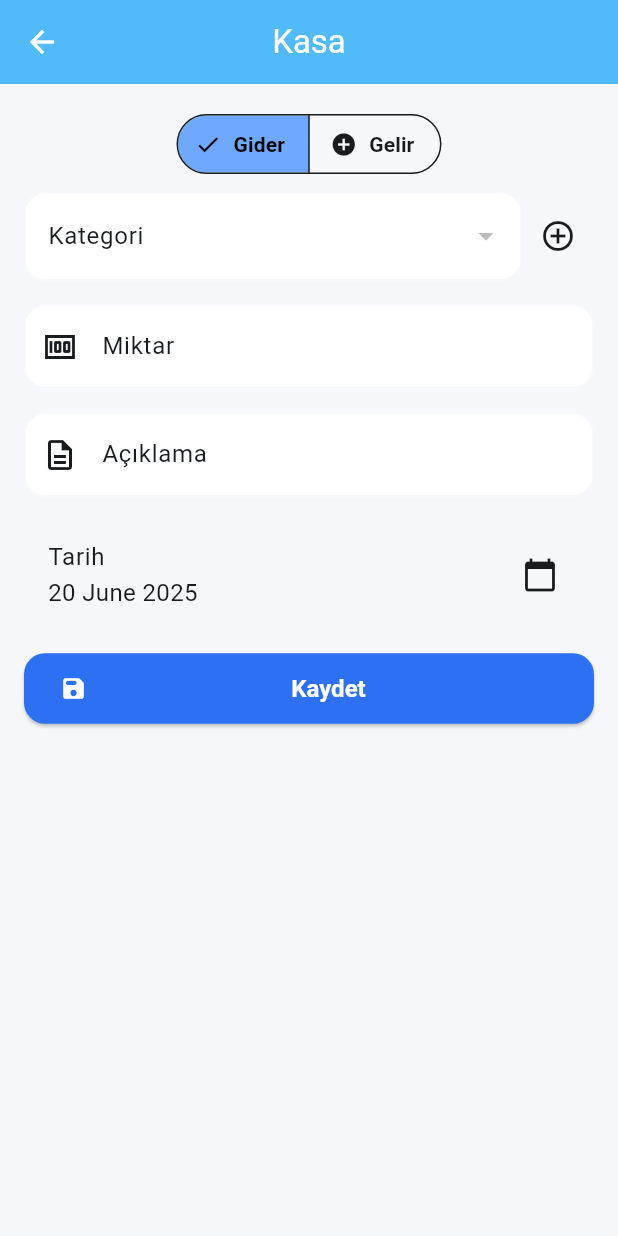
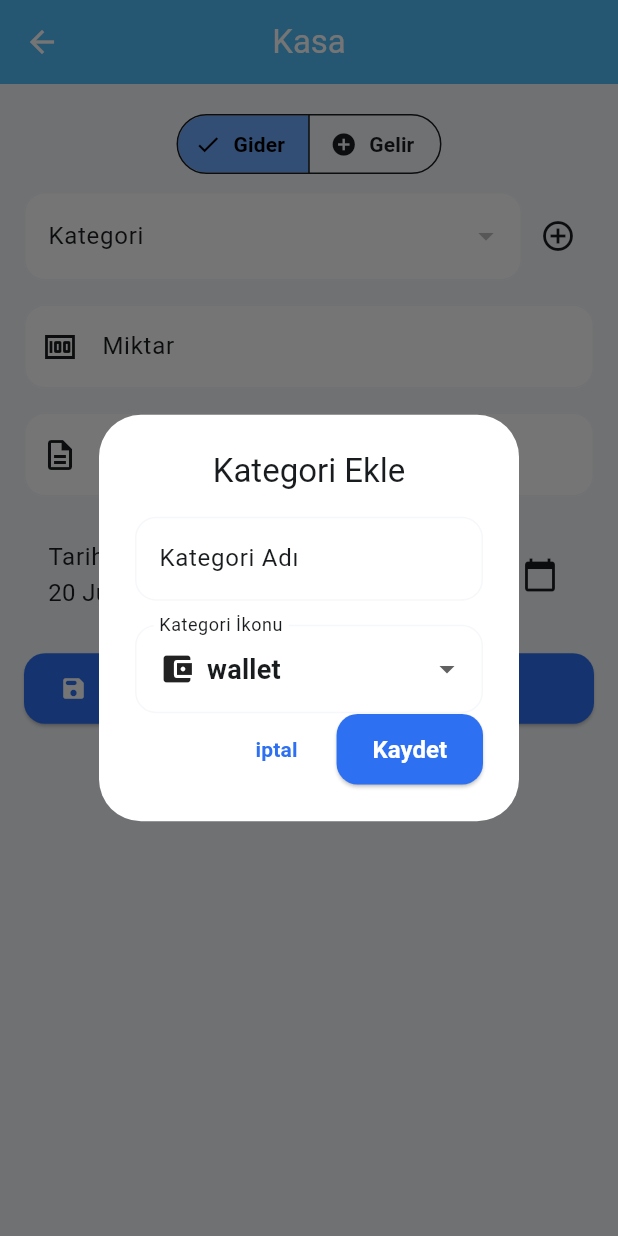
Before and after one commit to arslanberatt/kumbaram, a Flutter app: the TransactionPage screen opened by its route, after a tap on the "add circle outline" icon, on a phone screen of 412 x 824 dp. Run offline on Flutter 3.47's test engine with Material 3 defaults, Android fonts, the phone set to English and light mode, and no system bars; our stand-ins replace animated_bottom_navigation_bar, dio, get, google_sign_in, shared_preferences; accounts and stored records are empty; network calls fail.

Commit message:
Category crud işlemleri eklendi

```diff
--- a/lib/modules/splash/splash_controller.dart
+++ b/lib/modules/splash/splash_controller.dart
@@ -1,6 +1,4 @@
 import 'package:get/get.dart';
-import 'package:get/get_instance/get_instance.dart';
-import 'package:get/state_manager.dart';
 import 'package:salon_sac/core/base_controller.dart';
 import 'package:salon_sac/routers/app_pages.dart';
 import 'package:salon_sac/services/api_services.dart';
--- /dev/null
+++ b/lib/modules/transaction/controllers/category_controller.dart
@@ -0,0 +1,43 @@
+import 'package:flutter/material.dart';
+import 'package:get/get.dart';
+import 'package:salon_sac/core/base_controller.dart';
+import 'package:salon_sac/models/app_category.dart';
+import 'package:salon_sac/modules/transaction/controllers/transaction_controller.dart';
+import 'package:salon_sac/repositories/category_repository.dart';
+import 'package:salon_sac/utils/icon_helper.dart';
+
+class CategoryController extends BaseController {
+  final categoryName = ''.obs;
+  final selectedIcon = ''.obs;
+  final formKey = GlobalKey<FormState>();
+  final categoryType = ''.obs;
+
+  late final CategoryRepository categoryRepository;
+
+  @override
+  void onInit() {
+    super.onInit();
+    categoryRepository = Get.find<CategoryRepository>();
+    categoryType.value =
+        Get.find<TransactionController>().transactionType.value;
+    selectedIcon.value = icons.first;
+  }
+
+  Future<void> createCategory() async {
+    try {
+      if (!formKey.currentState!.validate()) return;
+      setLoading(true);
+      var newCategory = AppCategory(
+        name: categoryName.value,
+        icon: selectedIcon.value,
+        type: categoryType.value,
+      );
+      var addedCategory = await categoryRepository.createCategory(newCategory);
+      Get.back(result: newCategory);
+    } catch (e) {
+      showErrorSnackbar(message: 'Kategori oluşturulurken bir hata oluştu');
+    } finally {
+      setLoading(false);
+    }
+  }
+}
--- a/lib/modules/transaction/transaction_bindings.dart
+++ b/lib/modules/transaction/transaction_bindings.dart
@@ -1,5 +1,5 @@
 import 'package:get/instance_manager.dart';
-import 'package:salon_sac/modules/transaction/transaction_controller.dart';
+import 'package:salon_sac/modules/transaction/controllers/transaction_controller.dart';
 
 class TransactionBindings extends Bindings {
   @override
--- a/lib/modules/transaction/transaction_page.dart
+++ b/lib/modules/transaction/transaction_page.dart
@@ -1,6 +1,8 @@
 import 'package:flutter/material.dart';
+import 'package:get/route_manager.dart';
 import 'package:get/state_manager.dart';
-import 'package:salon_sac/modules/transaction/transaction_controller.dart';
+import 'package:salon_sac/modules/transaction/controllers/transaction_controller.dart';
+import 'package:salon_sac/modules/transaction/widgets/add_category_dialog.dart';
 import 'package:salon_sac/modules/transaction/widgets/amount_input.dart';
 import 'package:salon_sac/modules/transaction/widgets/category_dropdown.dart';
 import 'package:salon_sac/modules/transaction/widgets/date_input.dart';
@@ -31,7 +33,9 @@ class TransactionPage extends GetView<TransactionController> {
                         children: [
                           Expanded(child: CategoryDropdown()),
                           IconButton(
-                            onPressed: () {},
+                            onPressed: () async{
+                              final newCategory = await Get.dialog(AddCategoryDialog());
+                            },
                             icon: Icon(Icons.add_circle_outline),
                           ),
                         ],
--- /dev/null
+++ b/lib/modules/transaction/widgets/add_category_dialog.dart
@@ -0,0 +1,100 @@
+import 'package:flutter/material.dart';
+import 'package:get/get.dart';
+import 'package:salon_sac/modules/transaction/controllers/category_controller.dart';
+import 'package:salon_sac/utils/icon_helper.dart';
+
+class AddCategoryDialog extends StatelessWidget {
+  const AddCategoryDialog({super.key});
+
+  @override
+  Widget build(BuildContext context) {
+    final controller = Get.put<CategoryController>(CategoryController());
+    return AlertDialog(
+      title: Text(
+        'Kategori Ekle',
+        style: Theme.of(context).textTheme.titleLarge,
+        textAlign: TextAlign.center,
+      ),
+      content: Form(
+        key: controller.formKey,
+        child: Column(
+          mainAxisSize: MainAxisSize.min,
+          crossAxisAlignment: CrossAxisAlignment.stretch,
+          children: [
+            TextFormField(
+              decoration: InputDecoration(
+                labelText: 'Kategori Adı',
+                border: OutlineInputBorder(),
+              ),
+              onChanged: (value) => controller.categoryName.value = value,
+              validator: (value) {
+                if (value == null || value.isEmpty) {
+                  return 'Kategori adı boş olamaz';
+                }
+                return null;
+              },
+            ),
+            SizedBox(height: 16),
+            Obx(
+              () => DropdownButtonFormField<String>(
+                decoration: InputDecoration(
+                  labelText: 'Kategori İkonu',
+                  border: OutlineInputBorder(),
+                ),
+                validator: (value) {
+                  if (value == null || value.isEmpty) {
+                    return 'Kategori ikonu seçilmelidir';
+                  }
+                  return null;
+                },
+                items: icons
+                    .map(
+                      (icon) => DropdownMenuItem<String>(
+                        value: icon,
+                        child: Row(
+                          children: [
+                            Icon(
+                              getCategoryIcon(
+                                iconName: icon,
+                                isSystem: true,
+                                type: controller.categoryType.value,
+                              ),
+                              size: 24,
+                            ),
+                            SizedBox(width: 8),
+                            Text(icon),
+                          ],
+                        ),
+                      ),
+                    )
+                    .toList(),
+                onChanged: (value) {
+                  if (value != null) {
+                    controller.selectedIcon.value = value;
+                  }
+                },
+                value: controller.selectedIcon.value,
+              ),
+            ),
+            Row(
+              mainAxisAlignment: MainAxisAlignment.end,
+              children: [
+                TextButton(onPressed: () => Get.back(), child: Text('iptal')),
+                SizedBox(width: 8),
+                ElevatedButton(
+                  onPressed: () async {
+                    if (!controller.isLoading) {
+                      await controller.createCategory();
+                      Get.back(result: controller.categoryName.value);
+                    }
+                  },
+                  child: Text('Kaydet'),
+                ),
+              ],
+            ),
+          ],
+        ),
+      ),
+    );
+  }
+}
--- a/lib/modules/transaction/widgets/amount_input.dart
+++ b/lib/modules/transaction/widgets/amount_input.dart
@@ -1,6 +1,6 @@
 import 'package:flutter/material.dart';
 import 'package:get/state_manager.dart';
-import 'package:salon_sac/modules/transaction/transaction_controller.dart';
+import 'package:salon_sac/modules/transaction/controllers/transaction_controller.dart';
 
 class AmmountInput extends GetView<TransactionController> {
   const AmmountInput({super.key});
--- a/lib/modules/transaction/widgets/category_dropdown.dart
+++ b/lib/modules/transaction/widgets/category_dropdown.dart
@@ -1,6 +1,6 @@
 import 'package:flutter/material.dart';
 import 'package:get/state_manager.dart';
-import 'package:salon_sac/modules/transaction/transaction_controller.dart';
+import 'package:salon_sac/modules/transaction/controllers/transaction_controller.dart';
 import 'package:salon_sac/utils/icon_helper.dart';
 
 class CategoryDropdown extends GetView<TransactionController> {
--- a/lib/modules/transaction/widgets/date_input.dart
+++ b/lib/modules/transaction/widgets/date_input.dart
@@ -1,7 +1,7 @@
 import 'package:get/get.dart';
 import 'package:flutter/material.dart';
 import 'package:intl/intl.dart';
-import 'package:salon_sac/modules/transaction/transaction_controller.dart';
+import 'package:salon_sac/modules/transaction/controllers/transaction_controller.dart';
 
 class DateInput extends GetView<TransactionController> {
   const DateInput({super.key});
--- a/lib/modules/transaction/widgets/description_input.dart
+++ b/lib/modules/transaction/widgets/description_input.dart
@@ -1,6 +1,6 @@
 import 'package:flutter/material.dart';
 import 'package:get/state_manager.dart';
-import 'package:salon_sac/modules/transaction/transaction_controller.dart';
+import 'package:salon_sac/modules/transaction/controllers/transaction_controller.dart';
 
 class DescriptionInput extends GetView<TransactionController> {
   const DescriptionInput({super.key});
--- a/lib/modules/transaction/widgets/save_button.dart
+++ b/lib/modules/transaction/widgets/save_button.dart
@@ -1,6 +1,6 @@
 import 'package:get/get.dart';
 import 'package:flutter/material.dart';
-import 'package:salon_sac/modules/transaction/transaction_controller.dart';
+import 'package:salon_sac/modules/transaction/controllers/transaction_controller.dart';
 
 class SaveButton extends GetView<TransactionController> {
   const SaveButton({super.key});
--- a/lib/modules/transaction/widgets/transaction_type_selector.dart
+++ b/lib/modules/transaction/widgets/transaction_type_selector.dart
@@ -1,6 +1,6 @@
 import 'package:flutter/material.dart';
 import 'package:get/state_manager.dart';
-import 'package:salon_sac/modules/transaction/transaction_controller.dart';
+import 'package:salon_sac/modules/transaction/controllers/transaction_controller.dart';
 import 'package:salon_sac/themes/app_colors.dart';
 
 class TransactionTypeSelector extends GetView<TransactionController> {
--- a/lib/services/api_services.dart
+++ b/lib/services/api_services.dart
@@ -31,7 +31,7 @@ class ApiServices extends GetxService {
     _dio.interceptors.add(
       InterceptorsWrapper(
         onRequest: (options, handler) async {
-          final token = await _storageService.getValue<String>(StorageKeys.userToken);
+          final token = _storageService.getValue<String>(StorageKeys.userToken);
           if (token != null) {
             options.headers['Authorization'] = 'Bearer $token';
           }
--- a/lib/utils/icon_helper.dart
+++ b/lib/utils/icon_helper.dart
@@ -1,4 +1,18 @@
 import 'package:flutter/material.dart';
+
+final List<String> icons = [
+  'wallet',
+  'cash',
+  'trending-up',
+  'cart',
+  'receipt',
+  'bus',
+  'medical',
+  'school',
+  'game-controller',
+  'restaurant',
+];
+
 
 IconData getCategoryIcon({
   required String iconName,
```
Also changed, not shown: lib/modules/dashboard/dashboard_page.dart (+26 -11 lines), lib/modules/dashboard/widgets/summary_card.dart (+22 -9 lines), lib/modules/transaction/controllers/transaction_controller.dart (renamed from lib/modules/transaction/transaction_controller.dart).
